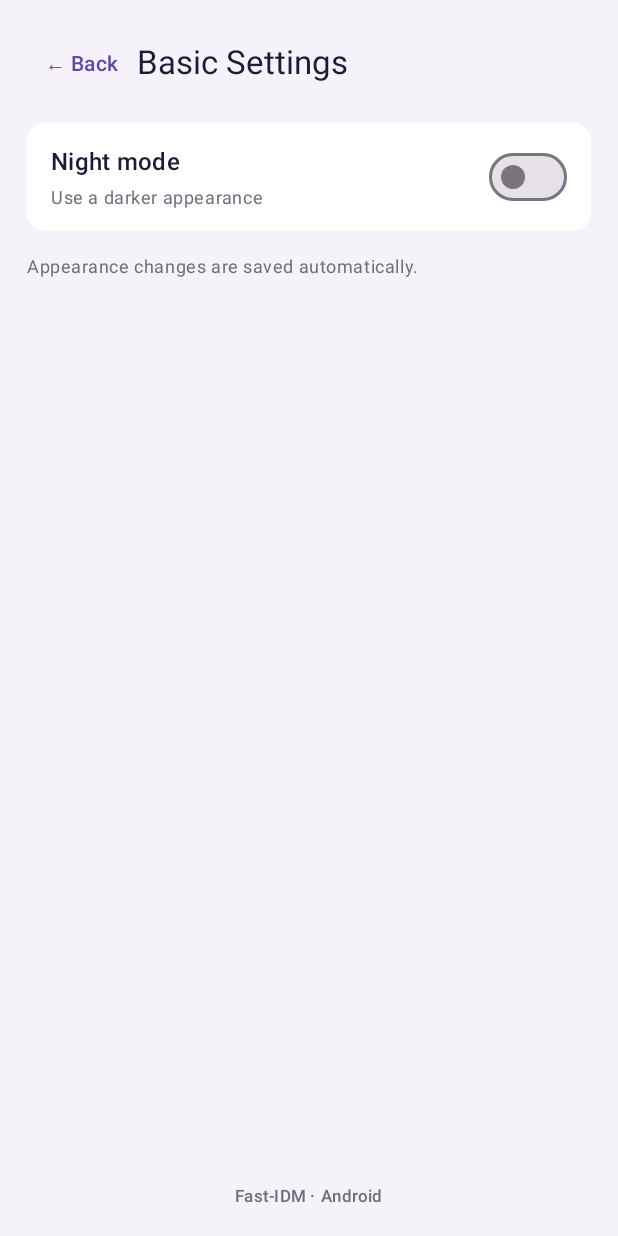
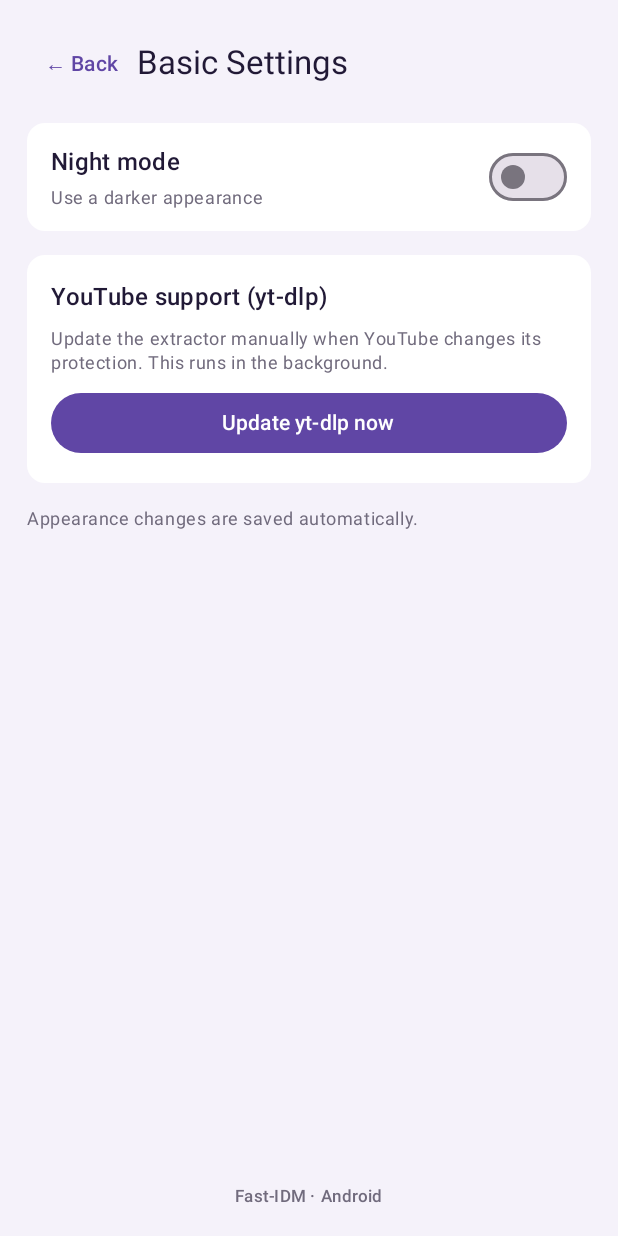
Before and after one commit to drsumon200/Fast-IDM, an Android app built with Jetpack Compose: the screen it shows after launch (MainActivity), after a tap on "Settings", on a phone screen of 412 x 824 dp. Run offline under Robolectric (Android 15) with nearby library versions, the phone set to English and light mode, and no system bars; libraries missing offline, so code that uses them is left out: com.yausername.youtubedl_android.

Commit message:
Add manual yt-dlp update action in existing settings screen

```diff
--- a/android/app/src/main/java/com/drsumon/fastidm/MainActivity.kt
+++ b/android/app/src/main/java/com/drsumon/fastidm/MainActivity.kt
@@ -40,6 +40,8 @@ import kotlinx.coroutines.launch
 import kotlinx.coroutines.withContext
 import android.widget.Toast
 import androidx.lifecycle.lifecycleScope
+import com.yausername.youtubedl_android.YoutubeDL
+import com.yausername.youtubedl_android.YoutubeDL.UpdateChannel
 
 data class DownloadItem(val id: Long, val title: String, val status: Int, val downloaded: Long, val total: Long, val reason: Int)
 data class HistoryItem(val id: Long, val title: String, val mime: String, val size: Long, val date: Long, val uri: Uri)
@@ -69,6 +71,7 @@ class MainActivity : ComponentActivity() {
                             getSharedPreferences("fastidm_settings", MODE_PRIVATE).edit().putBoolean("dark_mode", enabled).apply()
                         },
                         onEnqueue = ::enqueueDownload,
+                        onManualYtDlpUpdate = ::updateYtDlpManually,
                         onRefresh = ::queryDownloads,
                         onHistory = ::queryHistory,
                         onStartVideo = { url, quality ->
@@ -100,6 +103,31 @@ class MainActivity : ComponentActivity() {
         return Regex("""https?://[^\s<>]+""", RegexOption.IGNORE_CASE)
             .find(raw)?.value?.replace(Regex("[.,)\\]]+$"), "") ?: ""
     }
+    private fun updateYtDlpManually() {
+        lifecycleScope.launch {
+            Toast.makeText(this@MainActivity, "Updating YouTube support in background…", Toast.LENGTH_SHORT).show()
+            try {
+                val status = withContext(Dispatchers.IO) {
+                    YoutubeDL.getInstance().init(applicationContext)
+                    YtDlpOperationLock.withLock {
+                        YoutubeDL.getInstance().updateYoutubeDL(applicationContext, UpdateChannel._NIGHTLY)
+                    }
+                }
+                if (status == YoutubeDL.UpdateStatus.DONE ||
+                    status == YoutubeDL.UpdateStatus.ALREADY_UP_TO_DATE
+                ) {
+                    getSharedPreferences(YtDlpDownloadService.UPDATE_PREFS, MODE_PRIVATE).edit()
+                        .putLong(YtDlpDownloadService.LAST_SUCCESSFUL_UPDATE, System.currentTimeMillis()).apply()
+                    Toast.makeText(this@MainActivity, "yt-dlp update successful: $status", Toast.LENGTH_LONG).show()
+                } else {
+                    Toast.makeText(this@MainActivity, "yt-dlp update not completed: $status", Toast.LENGTH_LONG).show()
+                }
+            } catch (e: Exception) {
+                Toast.makeText(this@MainActivity, "yt-dlp update failed: ${e.message ?: "network error"}", Toast.LENGTH_LONG).show()
+            }
+        }
+    }
+
     private fun enqueueDownload(rawUrl: String): String {
         val entered = rawUrl.trim()
         if (isYoutubeUrl(entered)) return "YouTube link detected. Choose audio or video quality in the YouTube Downloader section."
@@ -367,6 +395,7 @@ private fun FastIdmHome(
     historyRequestCount: Int,
     darkMode: Boolean,
     onNightModeChanged: (Boolean) -> Unit,
+    onManualYtDlpUpdate: () -> Unit,
     onEnqueue: (String) -> String,
     onRefresh: () -> List<DownloadItem>,
     onHistory: () -> List<HistoryItem>,
@@ -437,6 +466,7 @@ private fun FastIdmHome(
         BasicSettingsScreen(
             darkMode = darkMode,
             onNightModeChanged = onNightModeChanged,
+            onUpdateYtDlp = onManualYtDlpUpdate,
             onBack = { showSettings = false }
         )
         return
@@ -906,6 +936,7 @@ private fun InAppBrowserScreen(
 private fun BasicSettingsScreen(
     darkMode: Boolean,
     onNightModeChanged: (Boolean) -> Unit,
+    onUpdateYtDlp: () -> Unit,
     onBack: () -> Unit
 ) {
     val bg = if (darkMode) androidx.compose.ui.graphics.Color(0xFF121018) else androidx.compose.ui.graphics.Color(0xFFF5F2FA)
@@ -937,6 +968,23 @@ private fun BasicSettingsScreen(
                 Switch(checked = darkMode, onCheckedChange = onNightModeChanged)
             }
         }
+        Card(
+            modifier = Modifier.fillMaxWidth(),
+            colors = CardDefaults.cardColors(containerColor = panel)
+        ) {
+            Column(
+                Modifier.fillMaxWidth().padding(16.dp),
+                verticalArrangement = Arrangement.spacedBy(8.dp)
+            ) {
+                Text("YouTube support (yt-dlp)", color = ink, style = MaterialTheme.typography.titleMedium)
+                Text("Update the extractor manually when YouTube changes its protection. This runs in the background.", color = muted, style = MaterialTheme.typography.bodySmall)
+                Button(
+                    onClick = onUpdateYtDlp,
+                    modifier = Modifier.fillMaxWidth(),
+                    colors = ButtonDefaults.buttonColors(containerColor = accent)
+                ) { Text("Update yt-dlp now") }
+            }
+        }
         Text("Appearance changes are saved automatically.", color = muted, style = MaterialTheme.typography.bodySmall)
         Spacer(Modifier.weight(1f))
         Text("Fast-IDM · Android", color = muted, style = MaterialTheme.typography.labelSmall, modifier = Modifier.align(androidx.compose.ui.Alignment.CenterHorizontally))
```
